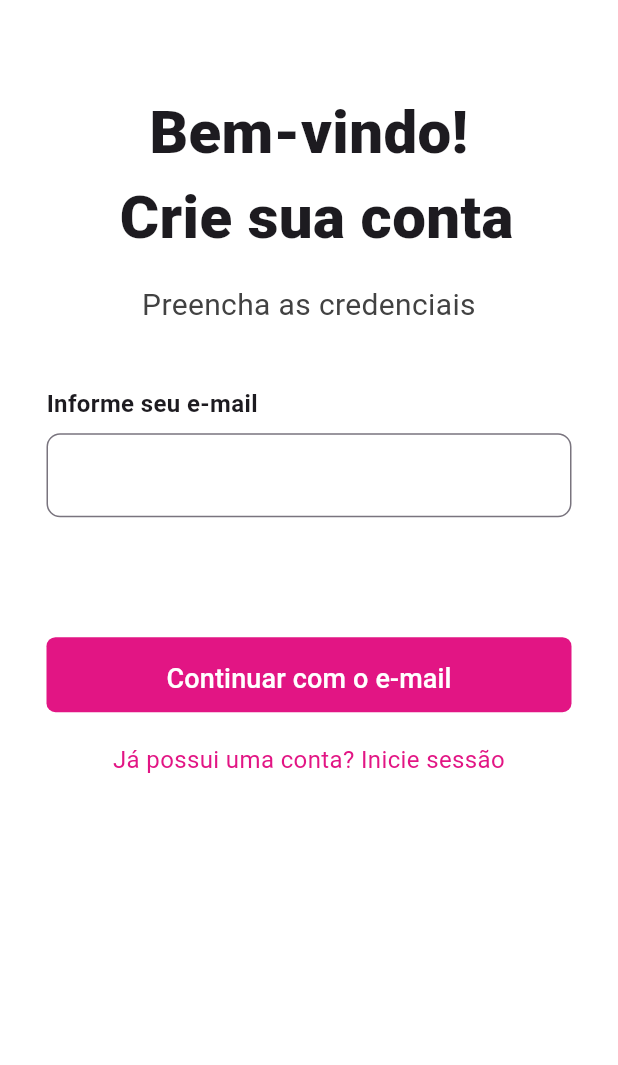
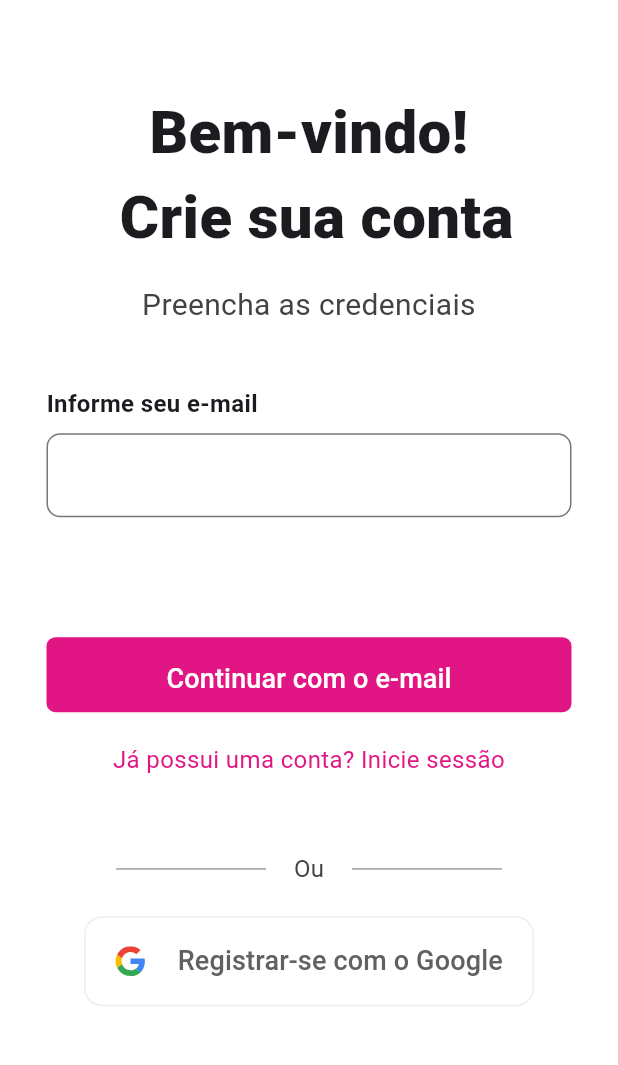
Before and after one commit to Indicai-Systems/Indicai-Mobile, a Flutter app: the screen it shows after launch, after a tap on "Não possui uma conta? Cadastra-se", on a phone screen of 412 x 824 dp, the part 170-1235 px from its top. Run offline on Flutter 3.47's test engine with Material 3 defaults, Android fonts, the phone set to English and light mode, and no system bars; our stand-ins replace firebase_auth, firebase_core, flutter_svg; accounts and stored records are empty.

Commit message:
feat(layout): login and sign up with gooogle

```diff
--- a/lib/pages/login/login.dart
+++ b/lib/pages/login/login.dart
@@ -180,9 +180,76 @@ class _LoginState extends State<Login> {
                 color: Color(0xffE21584),        // Cor de fundo
                 fontSize: 16, )
             )
+           ),
+          SizedBox(height: 20),
+          Center(
+            child:Row(
+              mainAxisAlignment: MainAxisAlignment.center,
+             children: [
+               Container(
+                 width: 100,
+                 height: 1,
+                 color: Colors.grey,
+                 margin: EdgeInsets.symmetric(vertical: 8),
+               ),
+               SizedBox(width: 10),
+               Text("  Ou  ",
+                 style: TextStyle(
+                   fontSize: 16,
+                   color: Colors.grey[800],
+                 ),
+               ),
+               SizedBox(width: 10),
+               Container(
+                 width: 100,
+                 height: 1,
+                 color: Colors.grey,
+                 margin: EdgeInsets.symmetric(vertical: 8),
+               ),
+             ],
            )
-
-         ]
+          ),
+          SizedBox(height: 20),
+          Container(
+            width: 300,
+            height: 60,
+            child:
+            ElevatedButton(
+              onPressed: () {},
+              style: ElevatedButton.styleFrom(
+                backgroundColor: Colors.white,        // Cor de fundo
+                foregroundColor: Colors.black,       // Cor do texto/ícone
+                padding: EdgeInsets.all(
+                  15
+                ),
+                shape: RoundedRectangleBorder(       // Borda arredondada
+                  borderRadius: BorderRadius.circular(12),
+                  side: BorderSide(
+                    color: Colors.grey[200]!,
+                    width: 1,
+                  ),
+                ),
+                elevation: 0,                        // Sombra
+              ),
+              child:
+              Row(
+                mainAxisAlignment: MainAxisAlignment.spaceEvenly,
+                children: [
+                  SvgPicture.asset(
+                    "assets/icons/google-icon.svg",
+                    width: 20,
+                  ),
+                  SizedBox(width: 10),
+                  Text(
+                    "Logar com o Google",
+                    style: TextStyle(fontSize: 18,
+                    color: Colors.grey[700]!,),
+                  ),
+                ],
+              ),
+            )
+          )
+        ]
        )
 
       )
--- a/lib/pages/signup/signup.dart
+++ b/lib/pages/signup/signup.dart
@@ -140,7 +140,76 @@ class _SignupEmailStepState extends State<SignupEmailStep> {
                 color: Color(0xffE21584),
                 fontSize: 16, )
             )
+           ),
+           SizedBox(height: 50),
+
+           Center(
+            child:Row(
+              mainAxisAlignment: MainAxisAlignment.center,
+             children: [
+               Container(
+                 width: 100,
+                 height: 1,
+                 color: Colors.grey,
+                 margin: EdgeInsets.symmetric(vertical: 8),
+               ),
+               SizedBox(width: 10),
+               Text("  Ou  ",
+                 style: TextStyle(
+                   fontSize: 16,
+                   color: Colors.grey[800],
+                 ),
+               ),
+               SizedBox(width: 10),
+               Container(
+                 width: 100,
+                 height: 1,
+                 color: Colors.grey,
+                 margin: EdgeInsets.symmetric(vertical: 8),
+               ),
+             ],
            )
+          ),
+          SizedBox(height: 20),
+          Container(
+            width: 300,
+            height: 60,
+            child:
+            ElevatedButton(
+              onPressed: () {},
+              style: ElevatedButton.styleFrom(
+                backgroundColor: Colors.white,        // Cor de fundo
+                foregroundColor: Colors.black,       // Cor do texto/ícone
+                padding: EdgeInsets.all(
+                  15
+                ),
+                shape: RoundedRectangleBorder(       // Borda arredondada
+                  borderRadius: BorderRadius.circular(12),
+                  side: BorderSide(
+                    color: Colors.grey[200]!,
+                    width: 1,
+                  ),
+                ),
+                elevation: 0,                        // Sombra
+              ),
+              child:
+              Row(
+                mainAxisAlignment: MainAxisAlignment.spaceEvenly,
+                children: [
+                  SvgPicture.asset(
+                    "assets/icons/google-icon.svg",
+                    width: 20,
+                  ),
+                  SizedBox(width: 10),
+                  Text(
+                    "Registrar-se com o Google",
+                    style: TextStyle(fontSize: 18,
+                    color: Colors.grey[700]!,),
+                  ),
+                ],
+              ),
+            )
+          )
          ]
        )
 
@@ -455,7 +524,7 @@ class _SignupAccountOptionsStepState extends State<SignupAccountOptionsStep> {
                ),
              ],
            ),
-           SizedBox(height: 120),
+          SizedBox(height: 120),
           GestureDetector(
              onTap: () {
                Navigator.pushNamed(context, "/signup/password-step");
@@ -467,7 +536,8 @@ class _SignupAccountOptionsStepState extends State<SignupAccountOptionsStep> {
                 color: Color(0xffE21584),        // Cor de fundo
                 fontSize: 16, )
             )
-           )
+           ),
+
          ]
        )
 
--- a/pubspec.yaml
+++ b/pubspec.yaml
@@ -28,6 +28,7 @@ flutter:
    - assets/icons/local-orange.svg
    - assets/icons/arrow-right.svg
    - assets/icons/user-orange.svg
+   - assets/icons/google-icon.svg
 
   fonts:
     - family: Schyler
```
Also changed, not shown: assets/icons/google-icon.svg (added).
